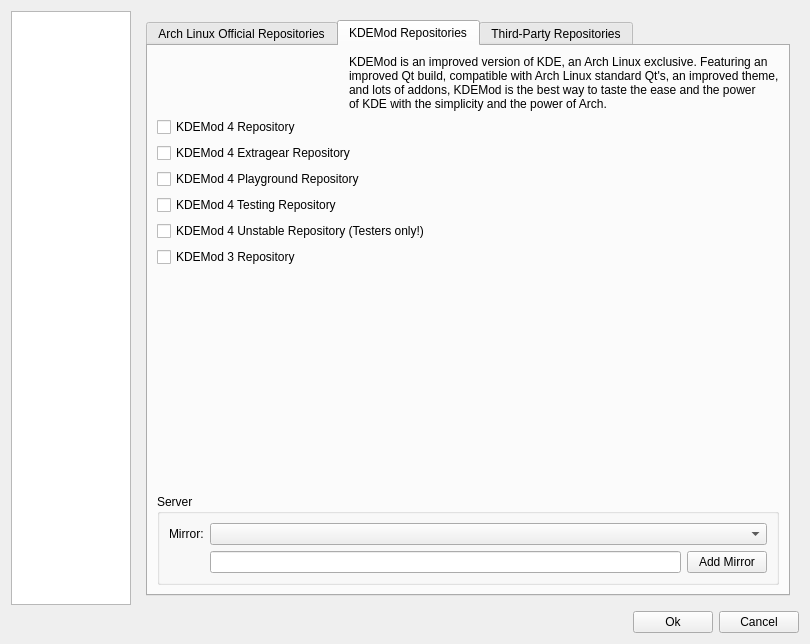
First picture: the form in trunk/shaman/ui/configDialog.ui, repository drf/shaman1, before the edit.
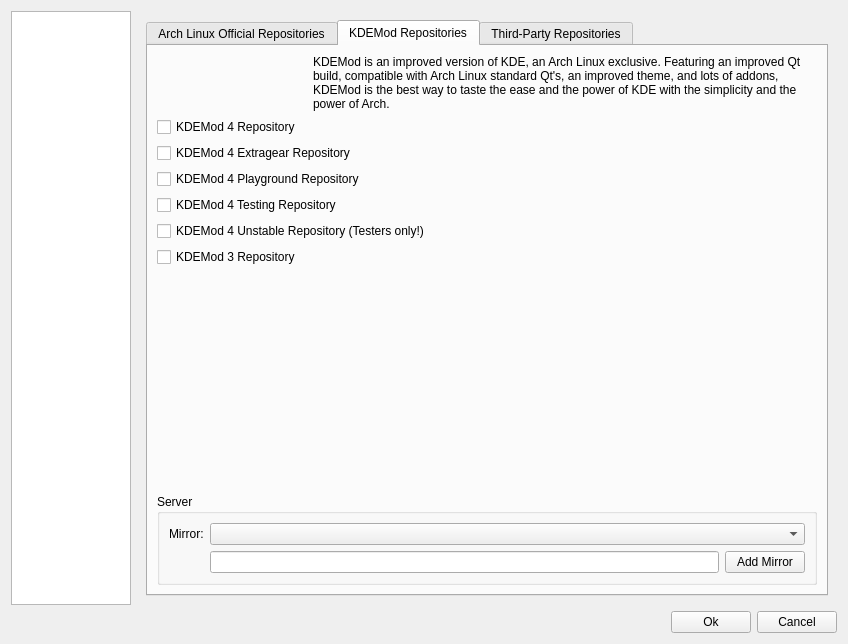
Second picture: the form after the edit. The open tabs and pages were chosen to show the change. Icons and pictures are not drawn.

Diff of the .ui file:
```diff
--- a/trunk/shaman/ui/configDialog.ui
+++ b/trunk/shaman/ui/configDialog.ui
@@ -5,7 +5,7 @@
    <rect>
     <x>0</x>
     <y>0</y>
-    <width>810</width>
+    <width>848</width>
     <height>644</height>
    </rect>
   </property>
@@ -406,14 +406,6 @@
       </layout>
      </widget>
      <widget class="QWidget" name="page" >
-      <property name="geometry" >
-       <rect>
-        <x>0</x>
-        <y>0</y>
-        <width>678</width>
-        <height>602</height>
-       </rect>
-      </property>
       <layout class="QGridLayout" >
        <item row="1" column="0" >
         <widget class="QTabWidget" name="repoTab" >
@@ -555,14 +547,6 @@
           </layout>
          </widget>
          <widget class="QWidget" name="KDEModTab" >
-          <property name="geometry" >
-           <rect>
-            <x>0</x>
-            <y>0</y>
-            <width>662</width>
-            <height>560</height>
-           </rect>
-          </property>
           <attribute name="title" >
            <string>KDEMod Repositories</string>
           </attribute>
@@ -577,6 +561,12 @@
               <layout class="QHBoxLayout" >
                <item>
                 <widget class="QLabel" name="label_15" >
+                 <property name="maximumSize" >
+                  <size>
+                   <width>150</width>
+                   <height>16777215</height>
+                  </size>
+                 </property>
                  <property name="text" >
                   <string/>
                  </property>
@@ -588,10 +578,13 @@
                <item>
                 <widget class="QLabel" name="KDEModLabel" >
                  <property name="text" >
-                  <string>KDEMod is an improved version of KDE, an Arch Linux exclusive. Featuring an 
-improved Qt build, compatible with Arch Linux standard Qt's, an improved theme,
-and lots of addons, KDEMod is the best way to taste the ease and the power
-of KDE with the simplicity and the power of Arch.</string>
+                  <string>KDEMod is an improved version of KDE, an Arch Linux exclusive. Featuring an improved Qt build, compatible with Arch Linux standard Qt's, an improved theme, and lots of addons, KDEMod is the best way to taste the ease and the power of KDE with the simplicity and the power of Arch.</string>
+                 </property>
+                 <property name="scaledContents" >
+                  <bool>true</bool>
+                 </property>
+                 <property name="wordWrap" >
+                  <bool>true</bool>
                  </property>
                 </widget>
                </item>
```
Left out of the diff: 75 changed lines with no effect on the pictures.
